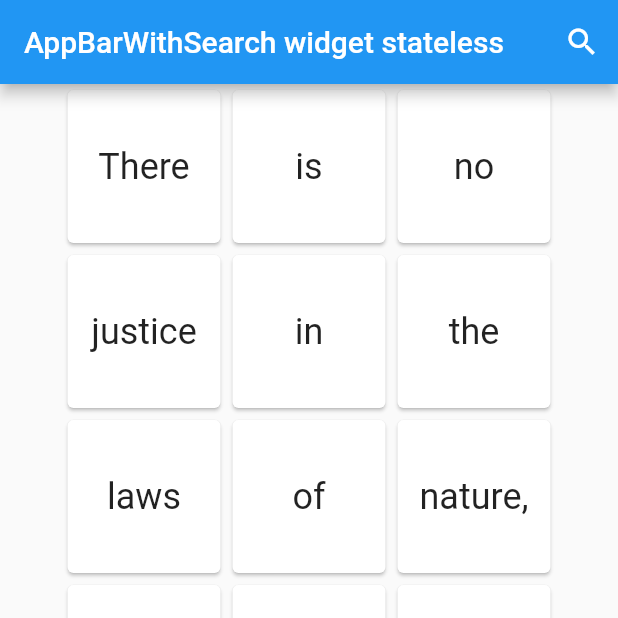
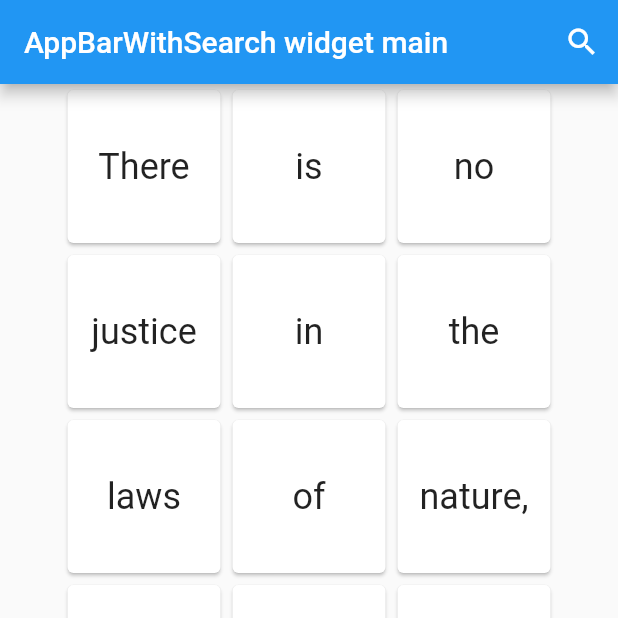
Before and after one commit to Alexqwesa/app_bar_with_search_switch, a Flutter app: the screen it shows after launch, on a phone screen of 412 x 824 dp, the top half of it. Run offline on Flutter 3.47's test engine with Material 2 defaults, Android fonts, the phone set to English and light mode, and no system bars.

Commit message:
change defaults in examples

````diff
--- a/example/lib/main.dart
+++ b/example/lib/main.dart
@@ -16,7 +16,7 @@ class MyApp extends StatelessWidget {
       theme: ThemeData(
         primarySwatch: Colors.blue,
       ),
-      home: MyHomePage(title: 'AppBarWithSearch widget stateless'),
+      home: MyHomePage(title: 'AppBarWithSearch widget main'),
     );
   }
 }
@@ -49,8 +49,7 @@ class MyHomePage extends StatelessWidget {
         // onSubmitted: (text) {
         //   searchText.value = text;
         // },
-        animation: (child) => AppBarAnimationSlideLeft(
-            milliseconds: 600, withFade: false, percents: 1.0, child: child),
+        animation: (child) => AppBarAnimationSlideLeft(child: child),
         appBarBuilder: (context) {
           return AppBar(
             title: Text(title),
--- a/lib/src/app_bar_animation.dart
+++ b/lib/src/app_bar_animation.dart
@@ -5,7 +5,7 @@ import 'package:flutter/material.dart';
 /// Usage:
 /// ```dart
 ///         appBar: AppBarWithSearchSwitch(
-///           animation: (child) => AppBarAnimationSlideDown(child: child, milliseconds: 600),
+///           animation: (child) => AppBarAnimationSlideDown(child: child, milliseconds: 400),
 ///           appBarBuilder: (context) {
 ///             return AppBar(
 ///               title: Text(title),
@@ -81,8 +81,8 @@ class AppBarAnimationSlideDown extends StatelessWidget {
 /// Usage:
 /// ```dart
 ///         appBar: AppBarWithSearchSwitch(
-///           animation: (child) => AppBarAnimationSlideLeft(child: child, milliseconds: 600),
-///          //animation: (child) => AppBarAnimationSlideLeft(child: child, milliseconds: 600, withFade: false, percents: 1.0,),
+///           animation: (child) => AppBarAnimationSlideLeft(child: child, milliseconds: 400),
+///          //animation: (child) => AppBarAnimationSlideLeft(child: child, milliseconds: 400, withFade: false, percents: 1.0,),
 ///           appBarBuilder: (context) {
 ///             return AppBar(
 ///               title: Text(title),
````
